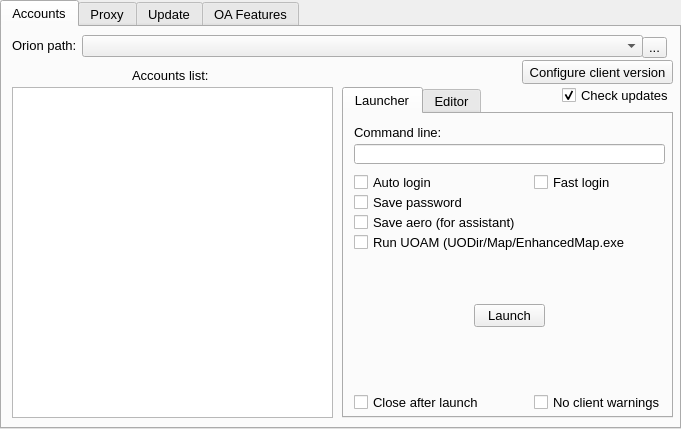
Old version of the form orionlauncherwindow.ui in the repository Hotride/OrionLauncher.
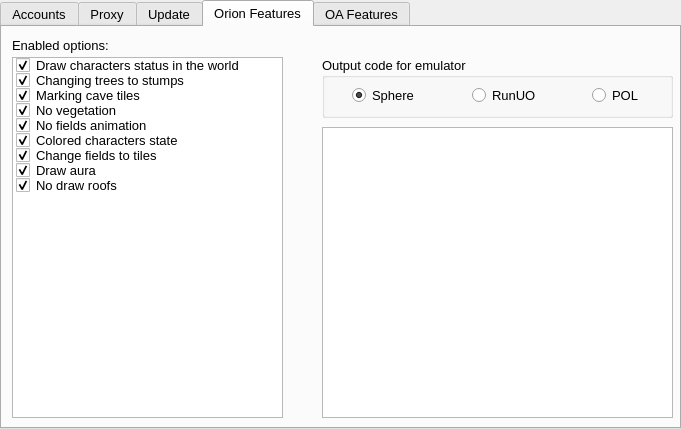
New version of the form.

Commit message: Version 1.1.4.0. Added tab Orion Features. Fixed files version comparsion.

Diff of the .ui file:
```diff
--- a/orionlauncherwindow.ui
+++ b/orionlauncherwindow.ui
@@ -35,7 +35,7 @@
     <item row="0" column="0">
      <widget class="QTabWidget" name="tw_Main">
       <property name="currentIndex">
-       <number>0</number>
+       <number>3</number>
       </property>
       <widget class="QWidget" name="tb_Server">
        <attribute name="title">
@@ -939,6 +939,177 @@
         </property>
        </widget>
       </widget>
+      <widget class="QWidget" name="tb_OrionFeatures">
+       <attribute name="title">
+        <string>Orion Features</string>
+       </attribute>
+       <widget class="QPlainTextEdit" name="pte_OrionFeaturesCode">
+        <property name="geometry">
+         <rect>
+          <x>320</x>
+          <y>100</y>
+          <width>351</width>
+          <height>291</height>
+         </rect>
+        </property>
+        <property name="lineWrapMode">
+         <enum>QPlainTextEdit::NoWrap</enum>
+        </property>
+        <property name="readOnly">
+         <bool>true</bool>
+        </property>
+       </widget>
+       <widget class="QLabel" name="label_19">
+        <property name="geometry">
+         <rect>
+          <x>10</x>
+          <y>10</y>
+          <width>101</width>
+          <height>16</height>
+         </rect>
+        </property>
+        <property name="text">
+         <string>Enabled options:</string>
+        </property>
+       </widget>
+       <widget class="QGroupBox" name="gb_OrionFeaturesEmulator">
+        <property name="geometry">
+         <rect>
+          <x>320</x>
+          <y>30</y>
+          <width>351</width>
+          <height>61</height>
+         </rect>
+        </property>
+        <property name="title">
+         <string>Output code for emulator</string>
+        </property>
+        <widget class="QRadioButton" name="rb_OrionFeaturesSphere">
+         <property name="geometry">
+          <rect>
+           <x>30</x>
+           <y>30</y>
+           <width>71</width>
+           <height>17</height>
+          </rect>
+         </property>
+         <property name="text">
+          <string>Sphere</string>
+         </property>
+         <property name="checked">
+          <bool>true</bool>
+         </property>
+        </widget>
+        <widget class="QRadioButton" name="rb_OrionFeaturesRunUO">
+         <property name="geometry">
+          <rect>
+           <x>150</x>
+           <y>30</y>
+           <width>71</width>
+           <height>17</height>
+          </rect>
+         </property>
+         <property name="text">
+          <string>RunUO</string>
+         </property>
+        </widget>
+        <widget class="QRadioButton" name="rb_OrionFeaturesPOL">
+         <property name="geometry">
+          <rect>
+           <x>270</x>
+           <y>30</y>
+           <width>51</width>
+           <height>17</height>
+          </rect>
+         </property>
+         <property name="text">
+          <string>POL</string>
+         </property>
+        </widget>
+       </widget>
+       <widget class="QListWidget" name="lw_OrionFeaturesOptions">
+        <property name="geometry">
+         <rect>
+          <x>10</x>
+          <y>30</y>
+          <width>271</width>
+          <height>361</height>
+         </rect>
+        </property>
+        <item>
+         <property name="text">
+          <string>Draw characters status in the world</string>
+         </property>
+         <property name="checkState">
+          <enum>Checked</enum>
+         </property>
+        </item>
+        <item>
+         <property name="text">
+          <string>Changing trees to stumps</string>
+         </property>
+         <property name="checkState">
+          <enum>Checked</enum>
+         </property>
+        </item>
+        <item>
+         <property name="text">
+          <string>Marking cave tiles</string>
+         </property>
+         <property name="checkState">
+          <enum>Checked</enum>
+         </property>
+        </item>
+        <item>
+         <property name="text">
+          <string>No vegetation</string>
+         </property>
+         <property name="checkState">
+          <enum>Checked</enum>
+         </property>
+        </item>
+        <item>
+         <property name="text">
+          <string>No fields animation</string>
+         </property>
+         <property name="checkState">
+          <enum>Checked</enum>
+         </property>
+        </item>
+        <item>
+         <property name="text">
+          <string>Colored characters state</string>
+         </property>
+         <property name="checkState">
+          <enum>Checked</enum>
+         </property>
+        </item>
+        <item>
+         <property name="text">
+          <string>Change fields to tiles</string>
+         </property>
+         <property name="checkState">
+          <enum>Checked</enum>
+         </property>
+        </item>
+        <item>
+         <property name="text">
+          <string>Draw aura</string>
+         </property>
+         <property name="checkState">
+          <enum>Checked</enum>
+         </property>
+        </item>
+        <item>
+         <property name="text">
+          <string>No draw roofs</string>
+         </property>
+         <property name="checkState">
+          <enum>Checked</enum>
+         </property>
+        </item>
+       </widget>
+      </widget>
       <widget class="QWidget" name="tb_OAFeatures">
        <attribute name="title">
         <string>OA Features</string>
```
The commit also changes 5 other files.
